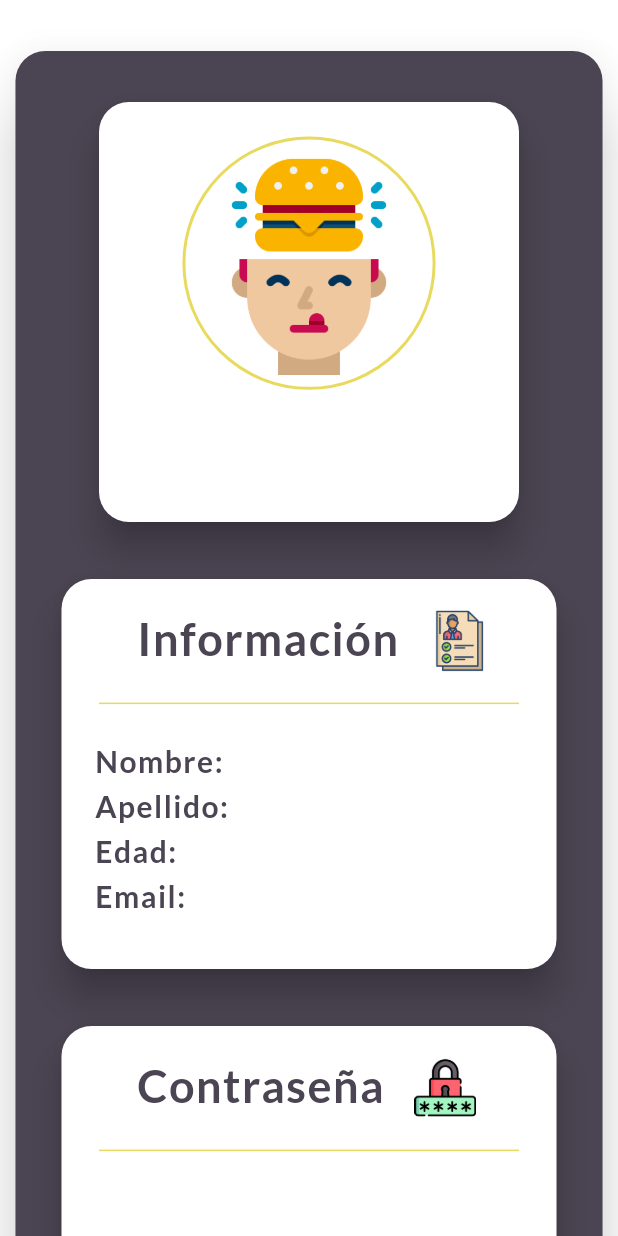
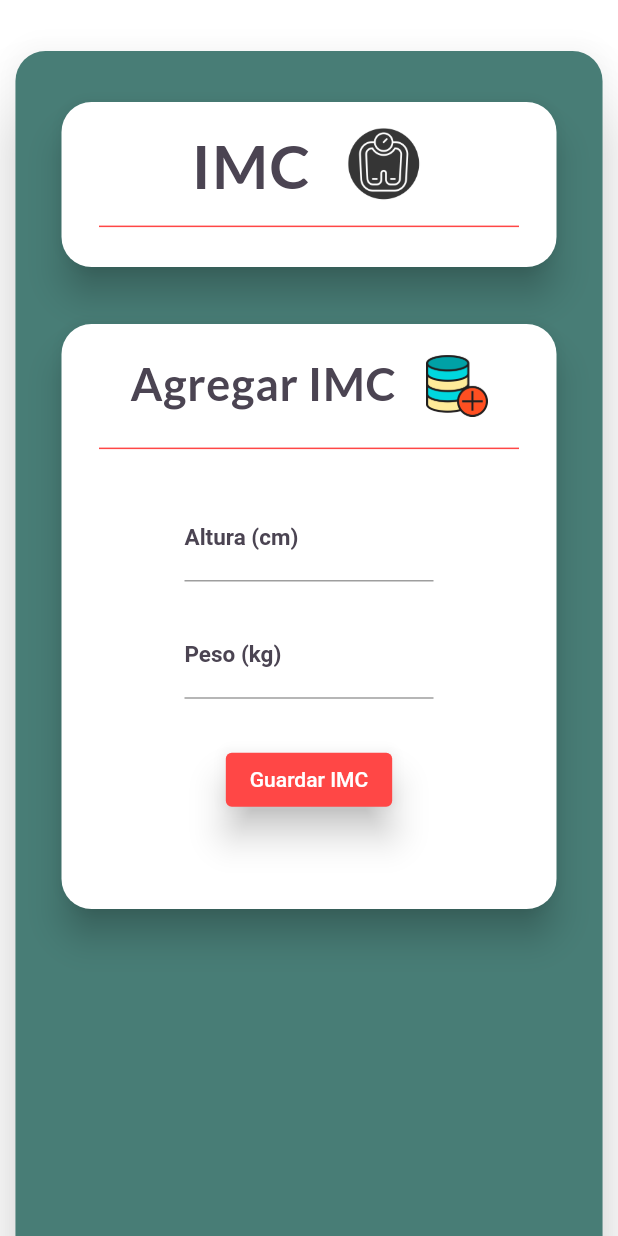
Before and after one commit to WilliamPerez2002/eatwell-proyecto, a Flutter app: the IMCPage screen opened directly with empty values, on a phone screen of 412 x 824 dp. Run offline on Flutter 3.47's test engine with Material 2 defaults, Android fonts, the phone set to English and light mode, and no system bars; our stand-ins replace google_nav_bar, logger, random_string; missing offline and left inert: mailer, mysql1; project files that could hold a hidden picture were left out.

Commit message:
funcionalidad en boton en IMCPage

```diff
--- a/lib/IMCPage.dart
+++ b/lib/IMCPage.dart
@@ -1,3 +1,5 @@
+// ignore_for_file: prefer_const_constructors, use_build_context_synchronously
+
 import 'package:flutter/material.dart';
 
 import 'herramientas/components.dart';
@@ -17,6 +19,25 @@ class _IMCPageState extends State<IMCPage> {
   conexion_Mysql? get conexion => widget.conexion;
   Map<String, dynamic>? get data => widget.data;
 
+  TextEditingController alturaController = TextEditingController();
+  TextEditingController pesoController = TextEditingController();
+
+  final _formKey = GlobalKey<FormState>();
+
+  void _handleButtonPressed() {
+    // Realiza las operaciones necesarias para actualizar los datos
+
+    // Crea un nuevo mapa con los datos actualizados
+    Map<String, dynamic> newData = {
+      'nombre': 'Nuevo Nombre',
+      'imc': 25.5,
+      // Agrega los demás datos actualizados
+    };
+
+    // Llama al método de actualización de datos pasado desde la pantalla de Home
+    //widget.updateData(newData);
+  }
+
   @override
   Widget build(BuildContext context) {
     return Scaffold(
@@ -31,47 +52,49 @@ class _IMCPageState extends State<IMCPage> {
                   Cards(
                     height: MediaQuery.of(context).size.height * 1.50,
                     width: MediaQuery.of(context).size.width * 0.95,
-                    color: Colores.morado,
+                    color: Colores.celeste,
                     elevation: 20,
                     children: [
-                      SizedBox(
+                      const SizedBox(
                         height: 30,
                       ),
                       Cards(
                         color: Colors.white,
-                        height: 280,
-                        width: 280,
+                        height: 110,
+                        width: 330,
                         elevation: 10,
                         children: [
                           Container(
-                              decoration: BoxDecoration(
-                                shape: BoxShape.circle,
-                                border: Border.all(
-                                  color:
-                                      Colores.amarillo, // Color de los bordes
-                                  width: 2.0, // Grosor de los bordes
-                                ),
-                              ),
-                              child: ClipOval(
-                                child: ImageComponent(
-                                  imagePath: 'assets/hambre.png',
-                                  topMargin: 0.006,
-                                  leftMargin: 0,
-                                  rightMargin: 0,
-                                  widthSize: 0.40,
-                                  heightSize: 0.25,
-                                ),
-                              )),
+                            margin: const EdgeInsets.only(left: 0),
+                            child: Row(
+                              mainAxisAlignment: MainAxisAlignment.center,
+                              children: [
                                 Textos(
-                              text: data!["id"],
-                              size: 30,
+                                    text: "IMC",
+                                    size: 40,
                                     color: Colores.morado,
                                     bold: true,
                                     decoration: TextDecoration.none,
-                              height: 1,
-                              letterSpacing: 0.5),
-                          SizedBox(
-                            height: 30,
+                                    height: 1.3,
+                                    letterSpacing: 1),
+                                const SizedBox(
+                                  width: 20,
+                                ),
+                                const ImageComponent(
+                                  imagePath: 'assets/imc.png',
+                                  topMargin: 0,
+                                  leftMargin: 0,
+                                  rightMargin: 0,
+                                  widthSize: 0.14,
+                                  heightSize: 0.10,
+                                ),
+                              ],
+                            ),
+                          ),
+                          Container(
+                            height: 1.0,
+                            width: 280, // Altura de la línea
+                            color: Colores.rosa, // Color de la línea
                           ),
                         ],
                       ),
@@ -80,16 +103,16 @@ class _IMCPageState extends State<IMCPage> {
                       ),
                       Cards(
                         color: Colors.white,
-                        height: 260,
+                        height: 390,
                         width: 330,
                         elevation: 10,
                         children: [
                           Container(
-                            margin: const EdgeInsets.only(left: 50),
                             child: Row(
+                              mainAxisAlignment: MainAxisAlignment.center,
                               children: [
                                 Textos(
-                                    text: "Información",
+                                    text: "Agregar IMC",
                                     size: 30,
                                     color: Colores.morado,
                                     bold: true,
@@ -100,7 +123,7 @@ class _IMCPageState extends State<IMCPage> {
                                   width: 20,
                                 ),
                                 ImageComponent(
-                                  imagePath: 'assets/cv.png',
+                                  imagePath: 'assets/agregar.png',
                                   topMargin: 0,
                                   leftMargin: 0,
                                   rightMargin: 0,
@@ -113,202 +136,152 @@ class _IMCPageState extends State<IMCPage> {
                           Container(
                             height: 1.0,
                             width: 280, // Altura de la línea
-                            color: Colores.amarillo, // Color de la línea
+                            color: Colores.rosa, // Color de la línea
                           ),
                           SizedBox(
                             height: 30,
                           ),
                           Container(
                             alignment: Alignment.centerLeft,
-                            margin: const EdgeInsets.only(left: 22),
-                            child: Row(
+                            margin: const EdgeInsets.only(left: 82, right: 82),
+                            child: Form(
+                                key: _formKey,
+                                child: Column(
                                   children: [
-                                Textos(
-                                    text: "Nombre: ",
-                                    size: 20,
+                                    TextFormField(
+                                      controller: alturaController,
+                                      obscureText: true,
+                                      validator: (value) {
+                                        if (value!.isEmpty) {
+                                          return 'Por favor ingrese su altura';
+                                        }
+                                        if (value
+                                            .trim()
+                                            .contains(RegExp(r'[a-zA-Z]'))) {
+                                          return 'No se permiten letras';
+                                        }
+
+                                        if (value
+                                            .trim()
+                                            .contains(RegExp(r'[^0-9]'))) {
+                                          return 'Solo se permiten números enteros';
+                                        }
+
+                                        if (int.parse(value.trim()) < 60) {
+                                          return 'Estatura muy pequeña';
+                                        }
+
+                                        if (int.parse(value.trim()) > 250) {
+                                          return 'Estatura muy grande';
+                                        }
+                                        return null;
+                                      },
+                                      decoration: InputDecoration(
+                                        labelText: 'Altura (cm)',
+                                        labelStyle: TextStyle(
                                           color: Colores.morado,
-                                    bold: true,
-                                    decoration: TextDecoration.none,
-                                    height: 1,
-                                    letterSpacing: 0.5),
-                                SizedBox(
-                                  width: 23,
+                                          fontSize: 15,
+                                          fontWeight: FontWeight.bold,
                                         ),
-                                Textos(
-                                    text: "${data!["nombre"]}",
-                                    size: 20,
-                                    color: Colores.morado,
-                                    bold: false,
-                                    decoration: TextDecoration.none,
-                                    height: 1,
-                                    letterSpacing: 0.5),
-                              ],
+                                        focusedBorder: UnderlineInputBorder(
+                                          borderSide:
+                                              BorderSide(color: Colores.morado),
+                                        ),
                                       ),
                                     ),
                                     SizedBox(
-                            height: 10,
+                                      height: 20,
                                     ),
-                          Container(
-                            alignment: Alignment.centerLeft,
-                            margin: const EdgeInsets.only(left: 22),
-                            child: Row(
-                              children: [
-                                Textos(
-                                    text: "Apellido: ",
-                                    size: 20,
+                                    TextFormField(
+                                      controller: pesoController,
+                                      obscureText: true,
+                                      validator: (value) {
+                                        if (value!.isEmpty) {
+                                          return 'Por favor ingrese su peso';
+                                        }
+                                        if (value
+                                            .trim()
+                                            .contains(RegExp(r'[a-zA-Z]'))) {
+                                          return 'No se permiten letras';
+                                        }
+
+                                        if (double.parse(value.trim()) >
+                                            590.00) {
+                                          return 'Peso muy alto';
+                                        }
+
+                                        if (double.parse(value.trim()) <
+                                            10.00) {
+                                          return 'Peso muy bajo';
+                                        }
+
+                                        RegExp regex =
+                                            RegExp(r'^\d+(\.\d{1,2})?$');
+
+                                        if (!regex.hasMatch(value.trim())) {
+                                          return 'Ingrese un peso válido con hasta 2 decimales';
+                                        }
+
+                                        return null;
+                                      },
+                                      decoration: InputDecoration(
+                                        labelText: 'Peso (kg)',
+                                        labelStyle: TextStyle(
                                           color: Colores.morado,
-                                    bold: true,
-                                    decoration: TextDecoration.none,
-                                    height: 1,
-                                    letterSpacing: 0.5),
-                                SizedBox(
-                                  width: 20,
+                                          fontSize: 15,
+                                          fontWeight: FontWeight.bold,
                                         ),
-                                Textos(
-                                    text: "${data!["apellido"]}",
-                                    size: 20,
-                                    color: Colores.morado,
-                                    bold: false,
-                                    decoration: TextDecoration.none,
-                                    height: 1,
-                                    letterSpacing: 0.5),
-                              ],
+                                        focusedBorder: UnderlineInputBorder(
+                                          borderSide:
+                                              BorderSide(color: Colores.morado),
                                         ),
                                       ),
-                          SizedBox(
-                            height: 10,
-                          ),
-                          Container(
-                            alignment: Alignment.centerLeft,
-                            margin: const EdgeInsets.only(left: 22),
-                            child: Row(
-                              children: [
-                                Textos(
-                                    text: "Edad: ",
-                                    size: 20,
-                                    color: Colores.morado,
-                                    bold: true,
-                                    decoration: TextDecoration.none,
-                                    height: 1,
-                                    letterSpacing: 0.5),
-                                SizedBox(
-                                  width: 55,
-                                ),
-                                Textos(
-                                    text: "",
-                                    size: 20,
-                                    color: Colores.morado,
-                                    bold: false,
-                                    decoration: TextDecoration.none,
-                                    height: 1,
-                                    letterSpacing: 0.5),
-                              ],
-                            ),
-                          ),
-                          SizedBox(
-                            height: 10,
-                          ),
-                          Container(
-                            alignment: Alignment.centerLeft,
-                            margin: const EdgeInsets.only(left: 22, right: 22),
-                            child: Row(
-                              children: [
-                                Textos(
-                                    text: "Email: ",
-                                    size: 20,
-                                    color: Colores.morado,
-                                    bold: true,
-                                    decoration: TextDecoration.none,
-                                    height: 1,
-                                    letterSpacing: 0.5),
-                                SizedBox(
-                                  width: 49,
-                                ),
-                                Flexible(
-                                  child: Textos(
-                                      text: "${data!["email"]}",
-                                      size: 20,
-                                      color: Colores.morado,
-                                      bold: false,
-                                      decoration: TextDecoration.none,
-                                      height: 1,
-                                      letterSpacing: 0.5),
-                                ),
-                              ],
-                            ),
-                          )
-                        ],
                                     ),
                                     SizedBox(
                                       height: 30,
                                     ),
-                      Cards(
-                        color: Colors.white,
-                        height: 390,
-                        width: 330,
-                        elevation: 10,
-                        children: [
-                          Container(
-                            margin: const EdgeInsets.only(left: 50),
-                            child: Row(
-                              children: [
-                                Textos(
-                                    text: "Contraseña",
-                                    size: 30,
-                                    color: Colores.morado,
-                                    bold: true,
-                                    decoration: TextDecoration.none,
-                                    height: 1,
-                                    letterSpacing: 0.5),
-                                SizedBox(
-                                  width: 20,
+                                    Center(
+                                        child: ElevatedButton(
+                                            style: ButtonStyle(
+                                              backgroundColor:
+                                                  MaterialStateProperty.all<
+                                                      Color>(Colores.rosa),
+                                              elevation: MaterialStateProperty
+                                                  .all<double>(10),
                                             ),
-                                ImageComponent(
-                                  imagePath: 'assets/seguro.png',
-                                  topMargin: 0,
-                                  leftMargin: 0,
-                                  rightMargin: 0,
-                                  widthSize: 0.10,
-                                  heightSize: 0.10,
-                                ),
+                                            onPressed: () async {
+                                              if (_formKey.currentState!
+                                                  .validate()) {
+                                                print("ENTRO");
+
+                                                if (await ingresoNuevoIMC()) {
+                                                  showDialog(
+                                                    context: context,
+                                                    builder: (_) => ExitoDialog(
+                                                        text:
+                                                            'se ingreso el nuevo IMC.'),
+                                                    barrierDismissible: false,
+                                                  );
+                                                } else {
+                                                  await showDialog(
+                                                    context: context,
+                                                    builder: (_) => ErrorDialog(
+                                                        text:
+                                                            'no se pudo ingresar.'),
+                                                    barrierDismissible: false,
+                                                  );
+                                                }
+                                              }
+                                            },
+                                            child: Text("Guardar IMC"))),
                                   ],
-                            ),
-                          ),
-                          Container(
-                            height: 1.0,
-                            width: 280, // Altura de la línea
-                            color: Colores.amarillo, // Color de la línea
-                          ),
-                          SizedBox(
-                            height: 30,
-                          ),
+                                )),
+                          )
                         ],
                       ),
                       SizedBox(
                         height: 50,
                       ),
-                      Center(
-                          child: Container(
-                        height: 50,
-                        width: 300,
-                        child: ElevatedButton(
-                            style: ButtonStyle(
-                              backgroundColor: MaterialStateProperty.all<Color>(
-                                  Colores.amarillo),
-                              elevation: MaterialStateProperty.all<double>(10),
-                            ),
-                            onPressed: () {
-                              Navigator.pushNamed(context, 'login');
-                            },
-                            child: Textos(
-                                text: "Cerrar sesión",
-                                size: 20,
-                                color: Colors.white,
-                                bold: true,
-                                decoration: TextDecoration.none,
-                                height: 1,
-                                letterSpacing: 1)),
-                      )),
                     ],
                   ),
                 ],
@@ -321,4 +294,12 @@ class _IMCPageState extends State<IMCPage> {
       ),
     );
   }
+
+  Future<bool> ingresoNuevoIMC() async {
+    return await conexion!.ingresarNuevoIMC(
+        context,
+        data!["id"],
+        int.parse(alturaController.text.trim()),
+        double.parse(pesoController.text.trim()));
   }
+}
--- a/lib/herramientas/components.dart
+++ b/lib/herramientas/components.dart
@@ -16,13 +16,15 @@ class WelcomeComponent extends StatelessWidget {
   final double topMargin;
   final double leftMargin;
   final Alignment alignment;
+  final Color color;
 
   const WelcomeComponent(
       {Key? key,
       required this.title,
       required this.topMargin,
       required this.leftMargin,
-      required this.alignment})
+      required this.alignment,
+      required this.color})
       : super(key: key);
 
   @override
@@ -36,7 +38,7 @@ class WelcomeComponent extends StatelessWidget {
         child: Textos(
             text: title,
             size: 45,
-            color: Colors.white,
+            color: color,
             bold: true,
             decoration: TextDecoration.none,
             height: 1,
@@ -442,8 +444,8 @@ class Textos extends StatelessWidget {
         color: color,
         fontWeight: (bold ? FontWeight.bold : FontWeight.normal),
         decoration: decoration,
-        letterSpacing: 1,
-        height: 1,
+        letterSpacing: letterSpacing,
+        height: height,
         overflow: TextOverflow.visible,
       ),
     );
--- a/lib/login.dart
+++ b/lib/login.dart
@@ -132,6 +132,7 @@ class _MyLoginState extends State<MyLogin> {
                   topMargin: 0.175,
                   leftMargin: 0.7,
                   alignment: Alignment.center,
+                  color: Colors.white,
                 ),
                 ImageComponent(
                   imagePath: 'assets/vegetariano.png',
```
Also changed, not shown: lib/herramientas/conexion.dart (+31 -4 lines), lib/homePage.dart (+24 -15 lines), lib/register.dart (+5 -5 lines), assets/agregar.png (added), assets/imc.png (added). Lines whose indentation alone changed are shown as unchanged.
